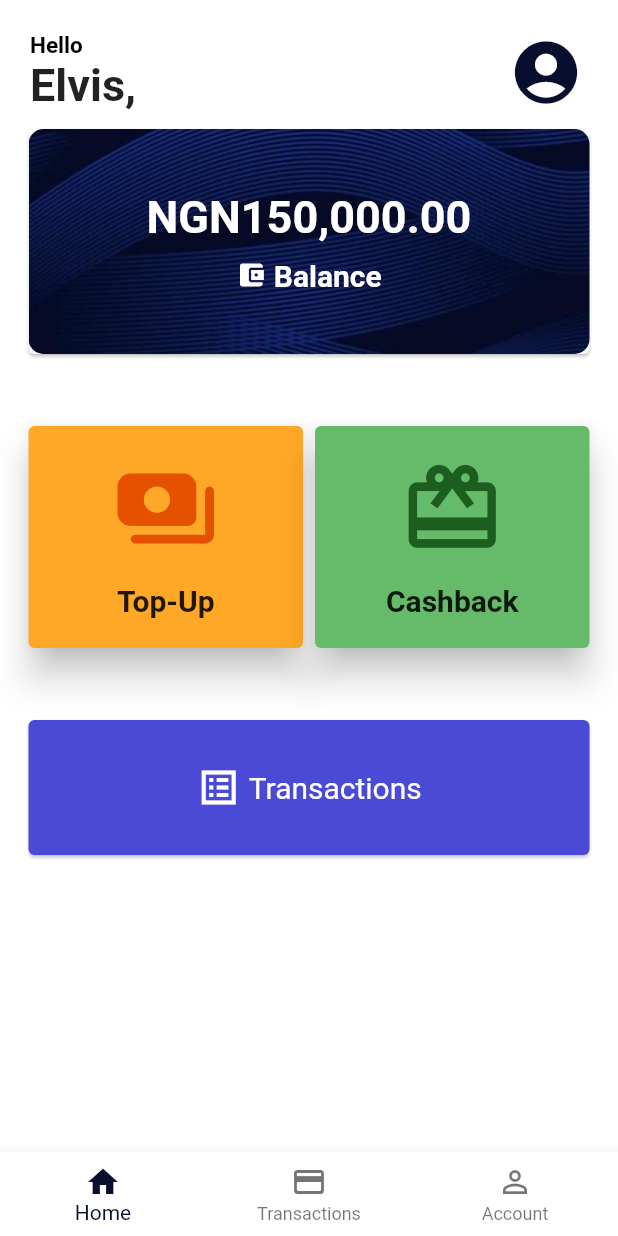
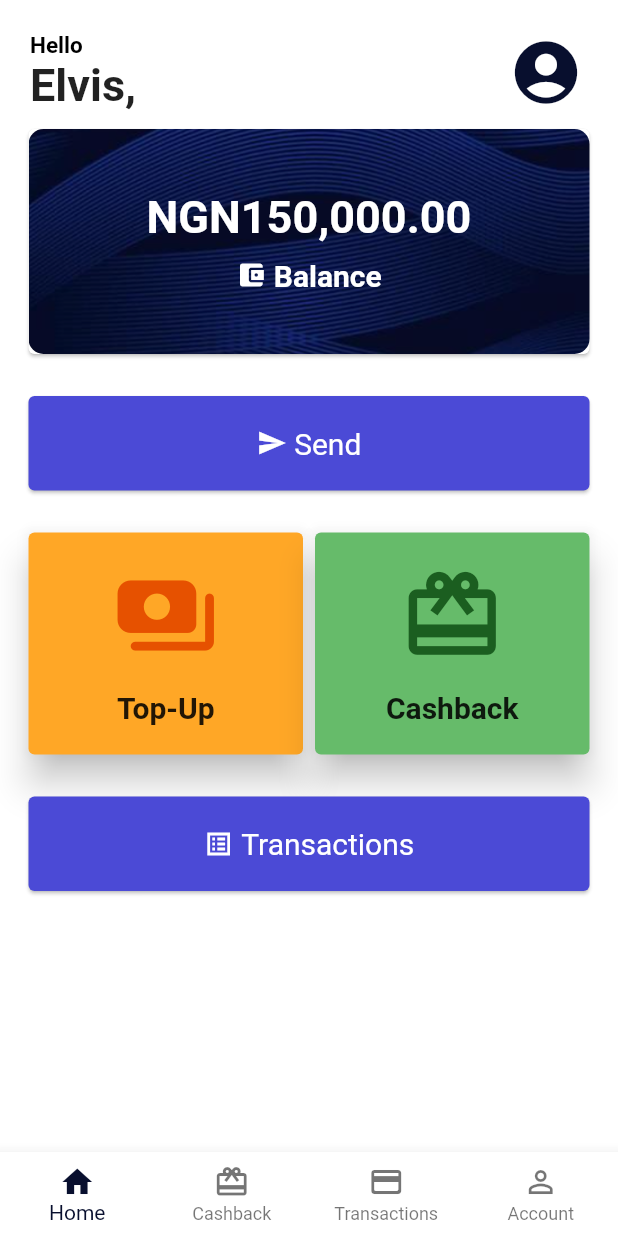
Before and after one commit to elvis-onobo/cashback, a Flutter app: the Dashboard screen opened by its route, on a phone screen of 412 x 824 dp. Run offline on Flutter 3.47's test engine with Material 2 defaults, Android fonts, the phone set to English and light mode, and no system bars.

Commit message:
Add send to wallets screen

```diff
--- a/lib/cashback/cashback.dart
+++ b/lib/cashback/cashback.dart
@@ -99,7 +99,8 @@ class _CashbackState extends State<Cashback> {
                         ],
                       ),
                       Column(
-                            mainAxisAlignment: MainAxisAlignment.end,
+                        mainAxisAlignment: MainAxisAlignment.start,
+                        crossAxisAlignment: CrossAxisAlignment.end,
                         children: const <Widget>[
                           Text('200.00',
                             style: TextStyle(
@@ -109,7 +110,7 @@ class _CashbackState extends State<Cashback> {
                             ),
                           ),
                           SizedBox(width: 5.0),
-                              Text('Risi Foods',
+                          Text('Mobil',
                             style: TextStyle(
                                 fontWeight: FontWeight.normal,
                                 fontSize: 20
--- a/lib/dashboard/dashboard.dart
+++ b/lib/dashboard/dashboard.dart
@@ -23,10 +23,10 @@ class _DashboardState extends State<Dashboard> {
             ),
             label: 'Home',
           ),
-          // BottomNavigationBarItem(
-          //   icon: Icon(Icons.list_alt_outlined),
-          //   label: 'Market',
-          // ),
+          BottomNavigationBarItem(
+            icon: Icon(Icons.card_giftcard),
+            label: 'Cashback',
+          ),
           BottomNavigationBarItem(
             icon: Icon(
               Icons.credit_card_rounded,
@@ -134,7 +134,39 @@ class _DashboardState extends State<Dashboard> {
                     ),
                   ),
                 ),
-                const SizedBox(height: 40.0),
+                const SizedBox(height: 20.0),
+                GestureDetector(
+                  onTap: (){
+                    Navigator.pushNamed(context, '/send');
+                  },
+                  child: Card(
+                    color: const Color(0xff4b4ad6),
+                    // elevation: 20,
+                    child: Padding(
+                      padding: const EdgeInsets.all(20.0),
+                      child: Row(
+                        mainAxisAlignment: MainAxisAlignment.center,
+                        children: const [
+                          Icon(
+                            Icons.send,
+                            color: Colors.white,
+                            size: 20.0,
+                            semanticLabel: 'virtual account',
+                          ),
+                          SizedBox(width: 5.0),
+                          Text('Send',
+                            style: TextStyle(
+                                color: Colors.white,
+                                fontSize: 20.0,
+                                fontWeight: FontWeight.normal
+                            ),
+                          ),
+                        ],
+                      ),
+                    ),
+                  ),
+                ),
+                const SizedBox(height: 20.0),
                 Row(
                   mainAxisAlignment: MainAxisAlignment.spaceBetween,
                   children: <Widget>[
@@ -211,7 +243,7 @@ class _DashboardState extends State<Dashboard> {
                     ),
                   ],
                 ),
-                const SizedBox(height: 40.0),
+                const SizedBox(height: 20.0),
                 GestureDetector(
                   onTap: (){
                     Navigator.pushNamed(context, '/transactions');
@@ -220,14 +252,14 @@ class _DashboardState extends State<Dashboard> {
                     color: const Color(0xff4b4ad6),
                     // elevation: 20,
                     child: Padding(
-                      padding: const EdgeInsets.all(30.0),
+                      padding: const EdgeInsets.all(20.0),
                       child: Row(
                         mainAxisAlignment: MainAxisAlignment.center,
                         children: const [
                           Icon(
                             Icons.list_alt_sharp,
                             color: Colors.white,
-                            size: 30.0,
+                            size: 20.0,
                             semanticLabel: 'virtual account',
                           ),
                           SizedBox(width: 5.0),
--- a/lib/main.dart
+++ b/lib/main.dart
@@ -1,5 +1,4 @@
 import 'package:flutter/material.dart';
-import 'package:ringa/cashback/cashback.dart';
 import 'splash.dart';
 import 'auth/login.dart';
 import 'auth/register.dart';
@@ -12,6 +11,8 @@ import 'carousel.dart';
 import 'fund/fund_account.dart';
 import 'transactions/transactions.dart';
 import 'profile/bvn.dart';
+import 'cashback/cashback.dart';
+import 'send/send.dart';
 
 void main() {
   runApp(MaterialApp(
@@ -28,7 +29,8 @@ void main() {
       '/fund': (context) => const Fund(),
       '/cashback': (context) => const Cashback(),
       '/transactions': (context) => const Transactions(),
-      '/bvn': (context) => const Bvn()
+      '/bvn': (context) => const Bvn(),
+      '/send': (context) => const Send()
     },
   ));
 }
--- a/pubspec.yaml
+++ b/pubspec.yaml
@@ -1,4 +1,4 @@
-name: ringa
+name: cashback
 description: One place to meet any customer service
 # The following line prevents the package from being accidentally published to
 # pub.dev using `flutter pub publish`. This is preferred for private packages.
```
Also changed, not shown: lib/send/send.dart (added, +69 -0 lines), lib/splash.dart (+20 -8 lines). Lines whose indentation alone changed are shown as unchanged.
